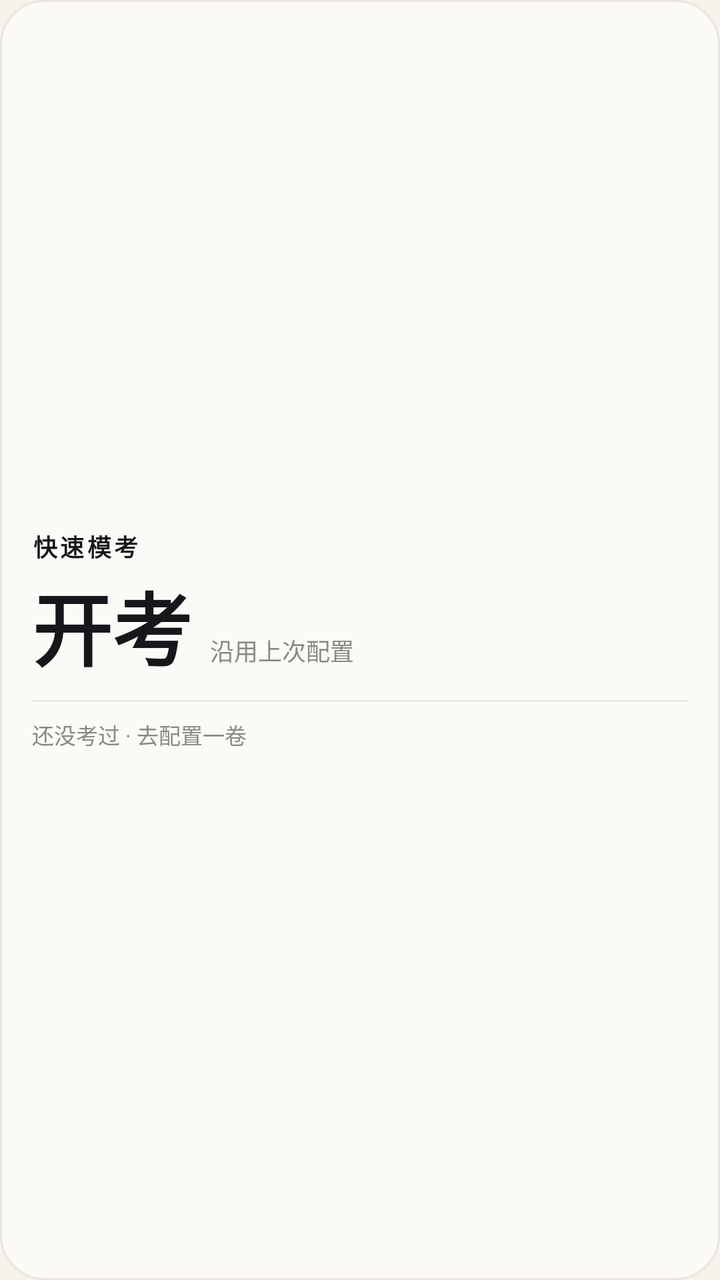
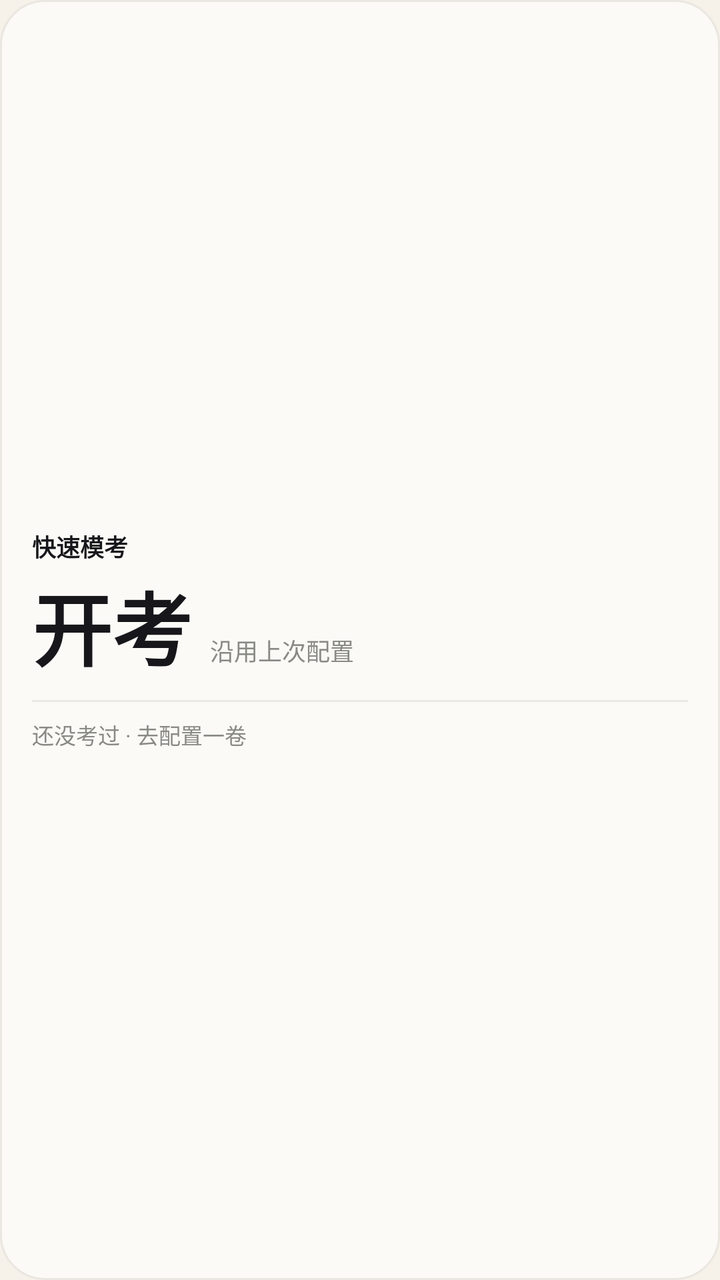

Screens rendered from an Android XML layout before and after an edit, with the pre-edit source and the edit as a unified diff.
<!-- AndroidManifest.xml: application theme Theme.DroneQuiz -->
<!-- res/layout/widget_exam.xml -->
<?xml version="1.0" encoding="utf-8"?>
<FrameLayout xmlns:android="http://schemas.android.com/apk/res/android"
    android:id="@+id/weRoot"
    android:layout_width="match_parent"
    android:layout_height="match_parent"
    android:background="@drawable/widget_bg_light">

    <LinearLayout
        android:layout_width="match_parent"
        android:layout_height="match_parent"
        android:orientation="vertical"
        android:gravity="center_vertical"
        android:paddingStart="16dp"
        android:paddingEnd="16dp">

        <TextView
            android:id="@+id/weLabel"
            android:layout_width="wrap_content"
            android:layout_height="wrap_content"
            android:text="快速模考"
            android:textSize="12sp"
            android:textStyle="bold"
            android:letterSpacing="0.12"
            android:textColor="#17171B" />

        <LinearLayout
            android:layout_width="wrap_content"
            android:layout_height="wrap_content"
            android:orientation="horizontal"
            android:layout_marginTop="2dp">

            <TextView
                android:id="@+id/weNum"
                android:layout_width="wrap_content"
                android:layout_height="wrap_content"
                android:text="开考"
                android:textSize="40sp"
                android:textStyle="bold"
                android:includeFontPadding="false"
                android:textColor="#17171B" />

            <TextView
                android:id="@+id/weUnit"
                android:layout_width="wrap_content"
                android:layout_height="wrap_content"
                android:paddingStart="6dp"
                android:paddingBottom="6dp"
                android:gravity="bottom"
                android:text=" 沿用上次配置"
                android:textSize="12sp"
                android:maxLines="1"
                android:textColor="#8A8A85" />
        </LinearLayout>

        <View
            android:id="@+id/weHair"
            android:layout_width="match_parent"
            android:layout_height="1dp"
            android:layout_marginTop="8dp"
            android:layout_marginBottom="8dp"
            android:background="#E9E9E4" />

        <TextView
            android:id="@+id/weFoot"
            android:layout_width="match_parent"
            android:layout_height="wrap_content"
            android:text="还没考过 · 去配置一卷"
            android:textSize="11sp"
            android:maxLines="1"
            android:textColor="#8A8A85" />
    </LinearLayout>
</FrameLayout>
<!-- resources referenced by this layout -->
<resources>
  <!-- drawable widget_bg_light (drawable) -->
  <?xml version="1.0" encoding="utf-8"?>
  <shape xmlns:android="http://schemas.android.com/apk/res/android"
      android:shape="rectangle">
      <corners android:radius="22dp" />
      <solid android:color="#FBFAF7" />
      <stroke android:width="1dp" android:color="#E9E7E0" />
  </shape>
  <style name="Theme.DroneQuiz" parent="android:Theme.Material.Light.NoActionBar">
          <item name="android:windowBackground">#F6F1E9</item>
          <item name="android:statusBarColor">@android:color/transparent</item>
          <item name="android:navigationBarColor">@android:color/transparent</item>
          <item name="android:windowLightStatusBar">true</item>
      </style>
</resources>

<!-- the commit's change to res/layout/widget_exam.xml (unified diff, before → after) -->
@@ -20,7 +20,6 @@
             android:text="快速模考"
             android:textSize="12sp"
             android:textStyle="bold"
-            android:letterSpacing="0.12"
             android:textColor="#17171B" />
 
         <LinearLayout
